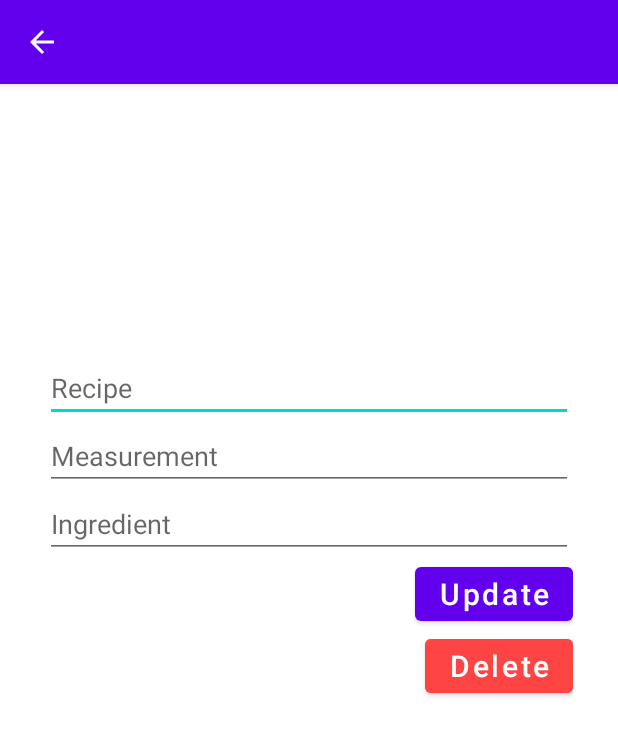
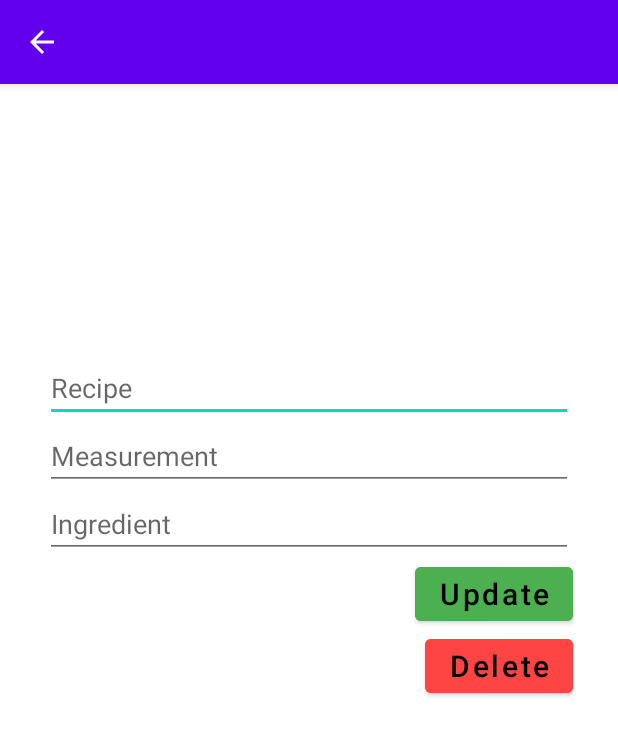
Before and after one commit to maxbengtson/Cook-book, an Android app: the UpdateActivity screen opened directly, with no data from a screen before it, on a phone screen of 412 x 824 dp. Shown: the top 735 px of the screen. Run offline under Robolectric (Android 15) with nearby library versions, the phone set to English and light mode, and no system bars.

Commit message:
Ändrat färger på button

```diff
--- a/SQLite/app/src/main/res/layout/activity_add.xml
+++ b/SQLite/app/src/main/res/layout/activity_add.xml
@@ -48,5 +48,7 @@
         android:layout_gravity="right"
         android:textAllCaps="false"
         android:textSize="20sp"
+        android:textColor="@color/black"
+        android:backgroundTint="#4CAF50"
         android:text="@string/add" />
 </LinearLayout>
--- a/SQLite/app/src/main/res/layout/activity_main.xml
+++ b/SQLite/app/src/main/res/layout/activity_main.xml
@@ -16,7 +16,9 @@
         android:focusable="true"
         app:layout_constraintBottom_toBottomOf="parent"
         app:layout_constraintEnd_toEndOf="parent"
-        app:srcCompat="@drawable/ic_add" />
+        app:srcCompat="@drawable/ic_add"
+        android:textColor="@color/black"
+        android:backgroundTint="#4CAF50"/>
 
     <androidx.recyclerview.widget.RecyclerView
         android:id="@+id/recyclerView"
--- a/SQLite/app/src/main/res/layout/activity_update.xml
+++ b/SQLite/app/src/main/res/layout/activity_update.xml
@@ -48,7 +48,9 @@
         android:layout_gravity="right"
         android:textAllCaps="false"
         android:textSize="20sp"
-        android:text="@string/update" />
+        android:text="@string/update"
+        android:textColor="@color/black"
+        android:backgroundTint="#4CAF50"/>
 
     <Button
         android:id="@+id/delete_button"
@@ -58,5 +60,7 @@
         android:backgroundTint="@android:color/holo_red_light"
         android:text="@string/delete"
         android:textAllCaps="false"
-        android:textSize="20sp" />
+        android:textSize="20sp"
+        android:textColor="@color/black"
+        />
 </LinearLayout>
```
